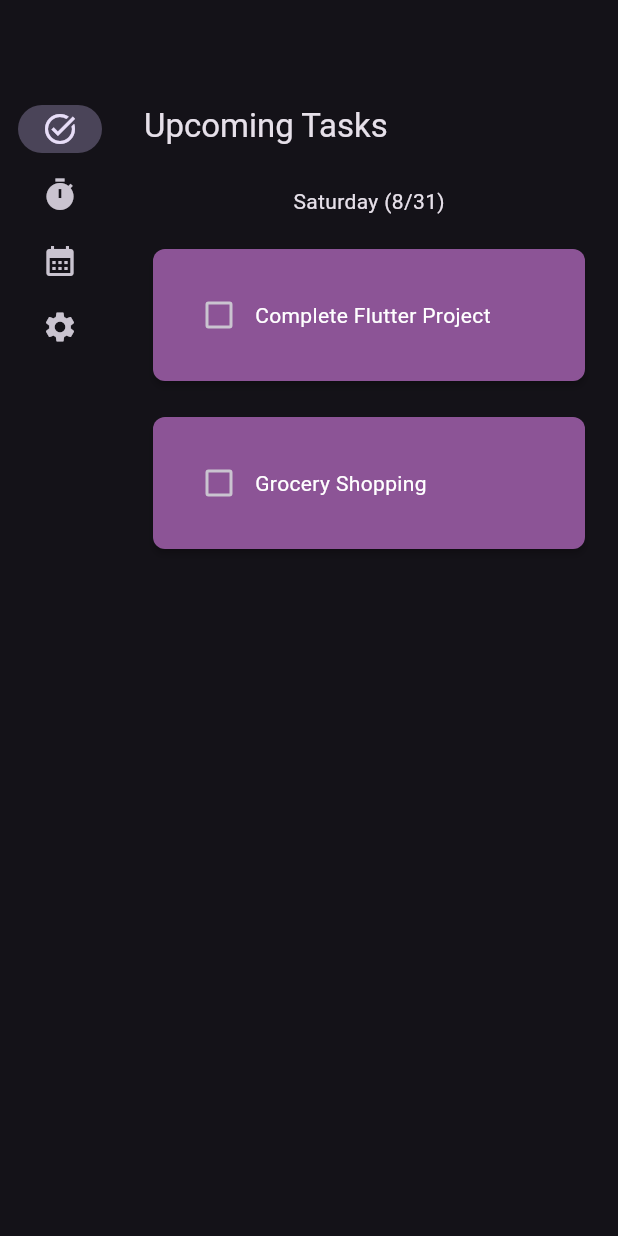
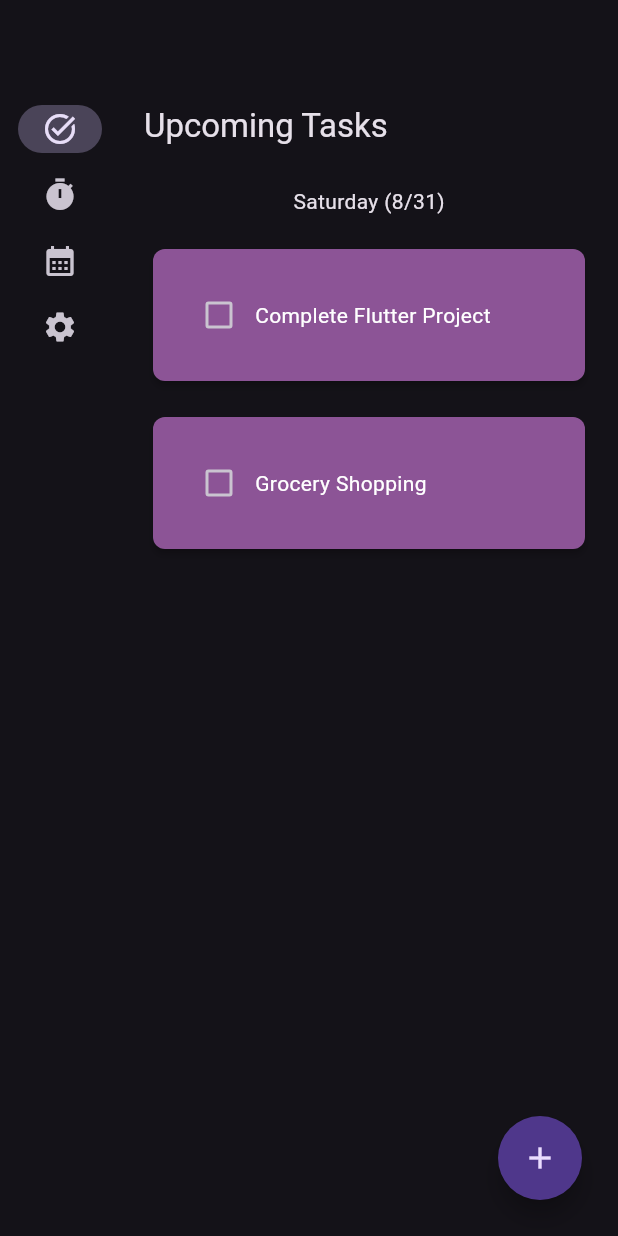
Before and after one commit to vuvic/todo, a Flutter app: the screen it shows after launch, on a phone screen of 412 x 824 dp. Run offline on Flutter 3.47's test engine with Material 3 defaults, Android fonts, the phone set to English and light mode, and no system bars.

Commit message:
feat: add button to trigger task creation dialog window

```diff
--- a/lib/main.dart
+++ b/lib/main.dart
@@ -41,6 +41,14 @@ class _TodoState extends State<Todo> {
       theme: ThemeData.dark(),
       home: Scaffold(
         appBar: AppBar(),
+        floatingActionButton: Padding(
+          padding: const EdgeInsets.all(8.0),
+          child: FloatingActionButton(
+            shape: const CircleBorder(),
+            onPressed: () {}, // needs behavior for creating a task
+            child: const Icon(Icons.add),
+          ),
+        ),
         body: Row(
           children: [
             SafeArea(
```
